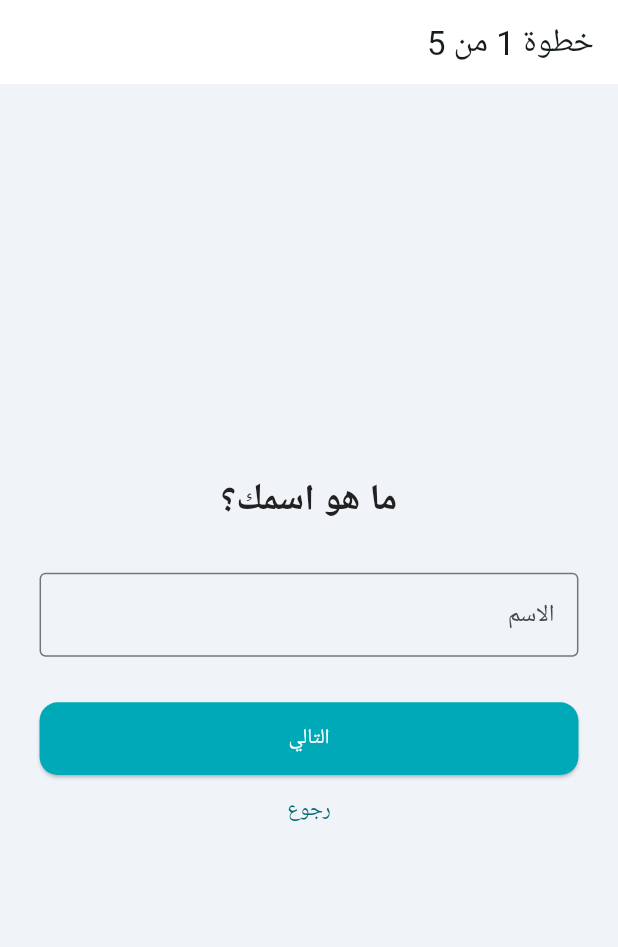
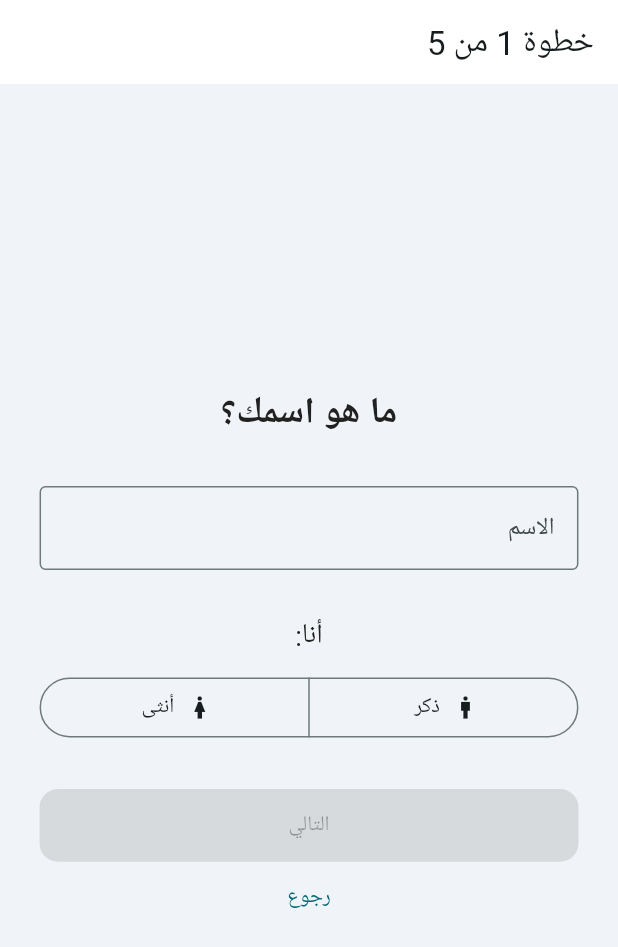
Before and after one commit to trapped963963-cyber/anatomy_quiz_app, a Flutter app: the NameInputScreen screen opened by its route, on a phone screen of 412 x 824 dp. Shown: the top 947 px of the screen. Run offline on Flutter 3.47's test engine with Material 3 defaults, Android fonts, the phone set to English and light mode, and no system bars; our stand-ins replace audioplayers, confetti, device_info_plus, flutter_riverpod, flutter_screenutil, go_router and 3 more; accounts and stored records are empty; Roboto replaces fonts that are missing (Cairo).

Commit message:
adding gender choice

```diff
--- a/lib/data/models/user_progress.dart
+++ b/lib/data/models/user_progress.dart
@@ -2,6 +2,7 @@ import 'package:anatomy_quiz_app/data/models/level_stat.dart';
 
 class UserProgress {
   final String? userName;
+  final String? gender;
   final int currentLevelId;
   final int currentStepInLevel;
   final Map<int, LevelStat> levelStats;
@@ -9,12 +10,14 @@ class UserProgress {
   // Initial state when the app is first launched
   const UserProgress.initial()
       : userName = null,
+        gender = "",
         currentLevelId = 1,
         currentStepInLevel = 1,
         levelStats = const {};
 
   UserProgress({
     this.userName,
+    this.gender,
     required this.currentLevelId,
     required this.currentStepInLevel,
     required this.levelStats,
@@ -22,12 +25,14 @@ class UserProgress {
 
   UserProgress copyWith({
     String? userName,
+    String? gender,
     int? currentLevelId,
     int? currentStepInLevel,
     Map<int, LevelStat>? levelStats,
   }) {
     return UserProgress(
       userName: userName ?? this.userName,
+      gender: gender ?? this.gender,
       currentLevelId: currentLevelId ?? this.currentLevelId,
       currentStepInLevel: currentStepInLevel ?? this.currentStepInLevel,
       levelStats: levelStats ?? this.levelStats,
--- a/lib/presentation/screens/activation/activation_code_screen.dart
+++ b/lib/presentation/screens/activation/activation_code_screen.dart
@@ -6,7 +6,6 @@ import 'package:flutter_screenutil/flutter_screenutil.dart';
 import 'package:anatomy_quiz_app/presentation/providers/onboarding_provider.dart';
 import 'package:anatomy_quiz_app/presentation/providers/user_progress_provider.dart';
 import 'package:anatomy_quiz_app/presentation/widgets/activation/activation_code_input.dart';
-
 
 class ActivationCodeScreen extends ConsumerStatefulWidget {
   const ActivationCodeScreen({super.key});
@@ -45,6 +44,11 @@ class _ActivationCodeScreenState extends ConsumerState<ActivationCodeScreen> {
 
       // Save user name
       await userNotifier.setUserName(onboardingState.name);
+
+      if (onboardingState.gender != null)
+      {
+        await userNotifier.setGender(onboardingState.gender!);
+      }
 
       // Save user phone
       await prefs.setString('phoneNumberForValidation', onboardingState.phoneNumber);
--- a/lib/presentation/screens/activation/contact_admin_screen.dart
+++ b/lib/presentation/screens/activation/contact_admin_screen.dart
@@ -33,8 +33,9 @@ class ContactAdminScreen extends ConsumerWidget {
               return const Center(child: CircularProgressIndicator());
             }
             final fingerprint = snapshot.data!;
-            final message = 'أرغب في تفعيل التطبيق.\nالاسم: ${onboardingState.name}\nرقم الهاتف: ${onboardingState.phoneNumber}\nرمز الجهاز: $fingerprint';
-
+            // Convert gender enum to Arabic string
+            final genderString = onboardingState.gender == Gender.male ? 'ذكر' : 'أنثى';
+            final message = 'أرغب في تفعيل التطبيق.\nالاسم: ${onboardingState.name}\nالجنس: $genderString\nرقم الهاتف: ${onboardingState.phoneNumber}\nرمز الجهاز: $fingerprint';
             return SingleChildScrollView(
               child: Column(
                 mainAxisAlignment: MainAxisAlignment.center,
--- a/lib/presentation/screens/activation/name_input_screen.dart
+++ b/lib/presentation/screens/activation/name_input_screen.dart
@@ -14,10 +14,13 @@ class NameInputScreen extends ConsumerStatefulWidget {
 class _NameInputScreenState extends ConsumerState<NameInputScreen> {
   final _formKey = GlobalKey<FormState>();
   final _nameController = TextEditingController();
+  Gender? _selectedGender; // State for the selected gender
 
   void _onNext() {
-    if (_formKey.currentState!.validate()) {
+    // Validate both name and gender before proceeding
+    if (_formKey.currentState!.validate() && _selectedGender != null) {
       ref.read(onboardingProvider.notifier).setName(_nameController.text.trim());
+      ref.read(onboardingProvider.notifier).setGender(_selectedGender!);
       context.push('/phone');
     }
   }
@@ -40,30 +43,64 @@ class _NameInputScreenState extends ConsumerState<NameInputScreen> {
             mainAxisAlignment: MainAxisAlignment.center,
             crossAxisAlignment: CrossAxisAlignment.stretch,
             children: [
-              Text(
-                'ما هو اسمك؟',
-                style: TextStyle(fontSize: 24.sp, fontWeight: FontWeight.bold),
-                textAlign: TextAlign.center,
-              ),
+              Text('ما هو اسمك؟', style: TextStyle(fontSize: 24.sp, fontWeight: FontWeight.bold), textAlign: TextAlign.center),
               SizedBox(height: 30.h),
               TextFormField(
                 controller: _nameController,
-                decoration: const InputDecoration(
-                  labelText: 'الاسم',
-                  border: OutlineInputBorder(),
-                ),
+                decoration: const InputDecoration(labelText: 'الاسم', border: OutlineInputBorder()),
                 validator: (value) {
-                  if (value == null || value.trim().length < 3) {
-                    return 'الرجاء إدخال اسم لا يقل عن 3 أحرف';
-                  }
-                  if (value.contains(RegExp(r'[0-9]'))) {
-                    return 'لا يمكن أن يحتوي الاسم على أرقام';
-                  }
+                  if (value == null || value.trim().length < 2) return 'الرجاء إدخال اسم لا يقل عن حرفين';
+                  if (value.contains(RegExp(r'[0-9]'))) return 'لا يمكن أن يحتوي الاسم على أرقام';
                   return null;
                 },
               ),
               SizedBox(height: 30.h),
-              ElevatedButton(onPressed: _onNext, child: const Text('التالي')),
+              Text('أنا:', style: TextStyle(fontSize: 18.sp), textAlign: TextAlign.center),
+              SizedBox(height: 10.h),
+
+              // ## NEW: Gender Selection UI ##
+              SegmentedButton<Gender>(
+                // We are moving the segments definition inside the build method
+                // so it can react to state changes.
+                segments: <ButtonSegment<Gender>>[
+                  ButtonSegment<Gender>(
+                    value: Gender.male,
+                    label: const Text('ذكر'),
+                    // ## NEW: Add an icon that changes based on selection ##
+                    icon: Icon(
+                          Icons.man_sharp,       // The default icon
+                    ),
+                  ),
+                  ButtonSegment<Gender>(
+                    value: Gender.female,
+                    label: const Text('أنثى'),
+                    // ## NEW: Add an icon that changes based on selection ##
+                    icon: Icon(
+                           Icons.woman_sharp,     // The default icon
+                    ),
+                  ),
+                ],
+                selected: _selectedGender != null ? {_selectedGender!} : {},
+                onSelectionChanged: (Set<Gender> newSelection) {
+                  setState(() {
+                    if (newSelection.isNotEmpty) {
+                      _selectedGender = newSelection.first;
+                    } else {
+                      _selectedGender = null;
+                    }
+                  });
+                },
+                emptySelectionAllowed: true,
+                showSelectedIcon: false,
+
+              ),
+
+              SizedBox(height: 30.h),
+              ElevatedButton(
+                // Button is disabled until both fields are valid
+                onPressed: (_nameController.text.isNotEmpty && _selectedGender != null) ? _onNext : null,
+                child: const Text('التالي'),
+              ),
               TextButton(onPressed: () => context.pop(), child: const Text('رجوع')),
             ],
           ),
```
Also changed, not shown: lib/presentation/providers/onboarding_provider.dart (+14 -2 lines), lib/presentation/providers/user_progress_provider.dart (+9 -0 lines).
